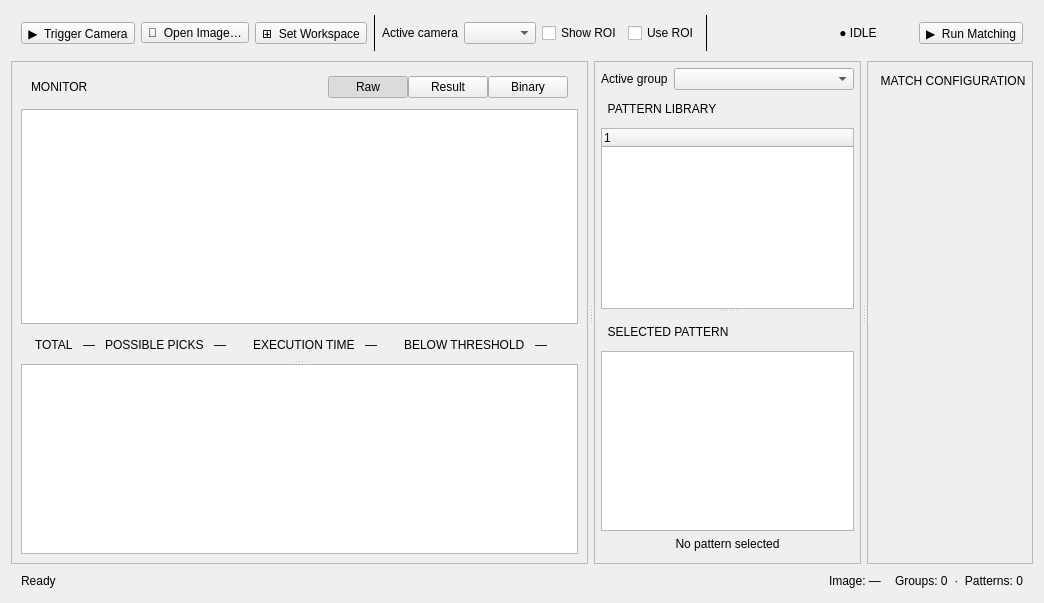
Above: src/ui/forms/task/localization_patterns_widget.ui from gstorm-b/computer-vision-app before the change. Below: the same form after it.
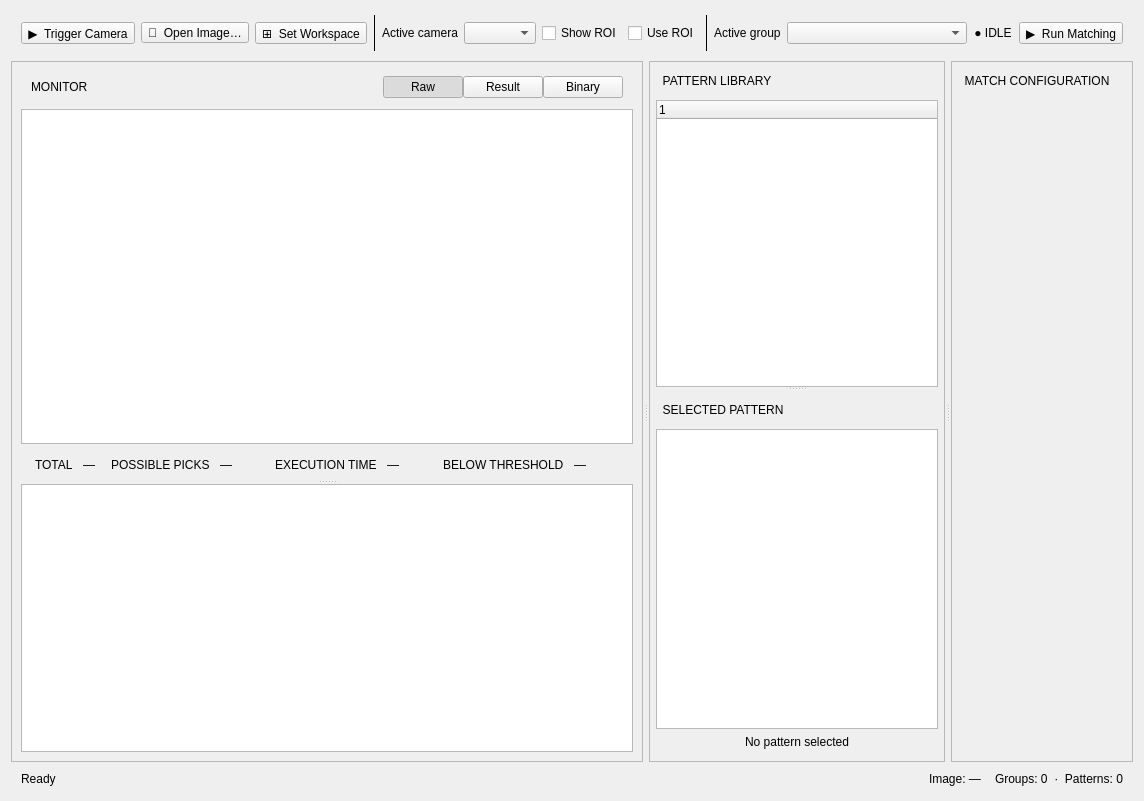
That is the form after the change. Custom widgets are drawn as their Qt base class.

```diff
--- a/src/ui/forms/task/localization_patterns_widget.ui
+++ b/src/ui/forms/task/localization_patterns_widget.ui
@@ -6,8 +6,8 @@
    <rect>
     <x>0</x>
     <y>0</y>
-    <width>1032</width>
-    <height>603</height>
+    <width>1127</width>
+    <height>801</height>
    </rect>
   </property>
   <property name="windowTitle">
@@ -121,6 +121,30 @@
         </property>
        </widget>
       </item>
+      <item>
+       <layout class="QHBoxLayout" name="horizontalLayout_4">
+        <property name="topMargin">
+         <number>0</number>
+        </property>
+        <item>
+         <widget class="QLabel" name="label_active_group">
+          <property name="text">
+           <string>Active group</string>
+          </property>
+         </widget>
+        </item>
+        <item>
+         <widget class="NoWheelComboBox" name="comboBox_pattern_group">
+          <property name="minimumSize">
+           <size>
+            <width>180</width>
+            <height>0</height>
+           </size>
+          </property>
+         </widget>
+        </item>
+       </layout>
+      </item>
       <item>
        <spacer name="hsp_toolbar">
         <property name="orientation">
@@ -138,7 +162,7 @@
        <widget class="QLabel" name="label_state_pill">
         <property name="minimumSize">
          <size>
-          <width>110</width>
+          <width>40</width>
           <height>26</height>
          </size>
         </property>
@@ -672,30 +696,6 @@
             </property>
             <widget class="QWidget" name="verticalLayoutWidget">
              <layout class="QVBoxLayout" name="vl_library">
-              <item>
-               <layout class="QHBoxLayout" name="horizontalLayout_4">
-                <property name="topMargin">
-                 <number>0</number>
-                </property>
-                <item>
-                 <widget class="QLabel" name="label_active_group">
-                  <property name="text">
-                   <string>Active group</string>
-                  </property>
-                 </widget>
-                </item>
-                <item>
-                 <widget class="NoWheelComboBox" name="comboBox_pattern_group">
-                  <property name="minimumSize">
-                   <size>
-                    <width>180</width>
-                    <height>0</height>
-                   </size>
-                  </property>
-                 </widget>
-                </item>
-               </layout>
-              </item>
               <item>
                <widget class="QLabel" name="label_library_title">
                 <property name="minimumSize">
@@ -919,6 +919,12 @@
   </layout>
  </widget>
  <customwidgets>
+  <customwidget>
+   <class>FrameBox</class>
+   <extends>QFrame</extends>
+   <header location="global">ui/widgets/controls/frame_box.h</header>
+   <container>1</container>
+  </customwidget>
   <customwidget>
    <class>ImageViewOnly</class>
    <extends>QGraphicsView</extends>
@@ -929,17 +935,16 @@
    <extends>QComboBox</extends>
    <header location="global">ui/widgets/no_wheel_combobox.h</header>
   </customwidget>
+  <customwidget>
+   <class>PatternThumbnailView</class>
+   <extends>QGraphicsView</extends>
+   <header location="global">ui/widgets/pattern_thumbnail_view.h</header>
+  </customwidget>
   <customwidget>
    <class>PatternTreeWidget</class>
    <extends>QTreeWidget</extends>
    <header location="global">ui/widgets/pattern_tree_widget.h</header>
   </customwidget>
-  <customwidget>
-   <class>FrameBox</class>
-   <extends>QFrame</extends>
-   <header location="global">ui/widgets/controls/frame_box.h</header>
-   <container>1</container>
-  </customwidget>
  </customwidgets>
  <resources/>
  <connections/>
```
Left out of the diff: 2 changed lines with no effect on the pictures.
